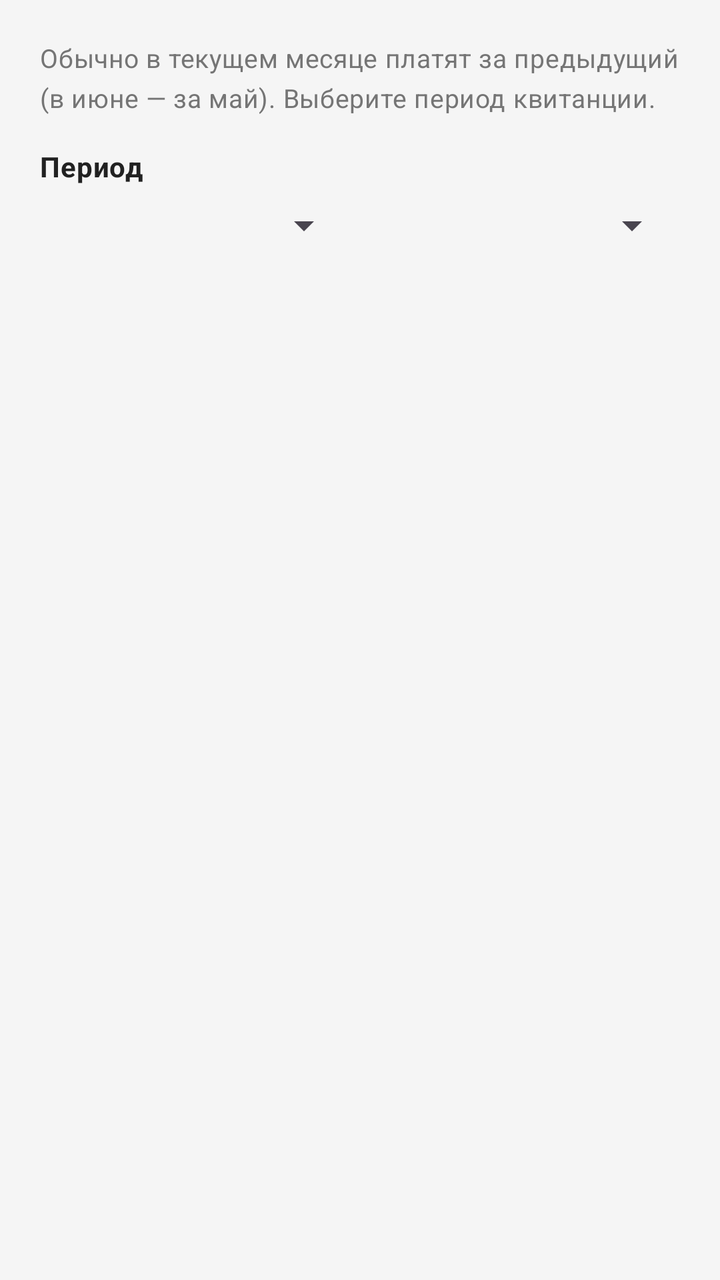
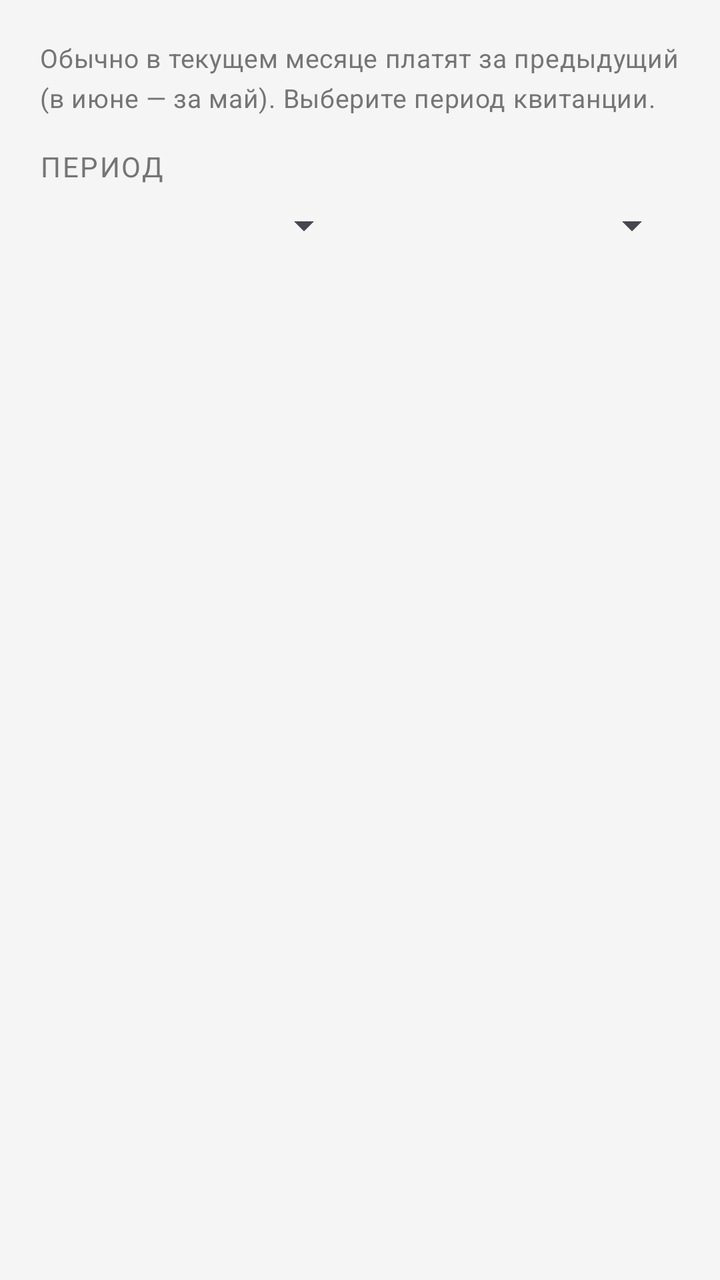

The first picture is an Android layout as it rendered before a commit; the second is the same layout after the commit. The layout source and the unified diff follow.
<!-- AndroidManifest.xml: application theme Theme.MyBudget -->
<!-- res/layout/dialog_utility_pick_month.xml -->
<?xml version="1.0" encoding="utf-8"?>
<LinearLayout xmlns:android="http://schemas.android.com/apk/res/android"
    android:orientation="vertical"
    android:padding="@dimen/space_20"
    android:layout_width="match_parent"
    android:layout_height="wrap_content">
    <TextView
        android:textSize="13sp"
        android:layout_width="match_parent"
        android:layout_height="wrap_content"
        android:text="@string/utility_pick_month_hint"
        style="@style/Text.MyBudget.Subtitle"/>
    <TextView
        android:textSize="14sp"
        android:layout_width="match_parent"
        android:layout_height="wrap_content"
        android:layout_marginTop="@dimen/space_16"
        android:text="@string/utility_pick_month_label"
        style="@style/Text.MyBudget.Section"/>
    <LinearLayout
        android:orientation="horizontal"
        android:layout_width="match_parent"
        android:layout_height="wrap_content"
        android:layout_marginTop="@dimen/space_8">
        <Spinner
            android:id="@+id/monthSpinner"
            android:padding="@dimen/space_4"
            android:layout_width="0dp"
            android:layout_height="wrap_content"
            android:layout_weight="1"
            android:layout_marginEnd="@dimen/space_8"/>
        <Spinner
            android:id="@+id/yearSpinner"
            android:padding="@dimen/space_4"
            android:layout_width="0dp"
            android:layout_height="wrap_content"
            android:layout_weight="1"/>
    </LinearLayout>
</LinearLayout>
<!-- resources referenced by this layout -->
<resources>
  <dimen name="space_16">16dp</dimen>
  <dimen name="space_20">20dp</dimen>
  <dimen name="space_4">4dp</dimen>
  <dimen name="space_8">8dp</dimen>
  <string name="utility_pick_month_hint">Обычно в текущем месяце платят за предыдущий (в июне — за май). Выберите период квитанции.</string>
  <string name="utility_pick_month_label">Период</string>
  <style name="Text.MyBudget.Section" parent="@style/Text.MyBudget">
      <item name="android:textSize">16sp</item>
      <item name="android:textStyle">bold</item>
      <item name="android:textColor">@color/text_primary</item>
    </style>
  <style name="Text.MyBudget.Subtitle" parent="@style/Text.MyBudget">
      <item name="android:textSize">12sp</item>
      <item name="android:textColor">@color/text_secondary</item>
    </style>
  <style name="Theme.MyBudget" parent="@style/Base.Theme.MyBudget" />
  <style name="Text.MyBudget" parent="@style/TextAppearance.Material3.BodyMedium" />
  <color name="text_primary">#212121</color>
  <color name="text_secondary">#757575</color>
  <style name="Base.Theme.MyBudget" parent="@style/Theme.Material3.DayNight.NoActionBar">
      <item name="android:colorBackground">@color/background_light</item>
      <item name="colorOnPrimary">@color/md_theme_onPrimary</item>
      <item name="colorOnSurface">@color/md_theme_onSurface</item>
      <item name="colorOutline">@color/md_theme_outline</item>
      <item name="colorPrimary">@color/md_theme_primary</item>
      <item name="colorSurface">@color/md_theme_surface</item>
      <item name="colorSurfaceVariant">@color/md_theme_surfaceVariant</item>
    </style>
  <color name="background_light">#f5f5f5</color>
  <color name="md_theme_onPrimary">#ffffff</color>
  <color name="md_theme_onSurface">#1d1b20</color>
  <color name="md_theme_outline">#79747e</color>
  <color name="md_theme_primary">#6750a4</color>
  <color name="md_theme_surface">#ffffff</color>
  <color name="md_theme_surfaceVariant">#e7e0ec</color>
</resources>

<!-- the commit's change to res/layout/dialog_utility_pick_month.xml (unified diff, before → after) -->
@@ -16,7 +16,7 @@
         android:layout_height="wrap_content"
         android:layout_marginTop="@dimen/space_16"
         android:text="@string/utility_pick_month_label"
-        style="@style/Text.MyBudget.Section"/>
+        style="@style/Text.MyBudget.SectionLabel"/>
     <LinearLayout
         android:orientation="horizontal"
         android:layout_width="match_parent"
<!-- resource entries referenced after the edit -->
@@ -6,10 +6,11 @@
   <dimen name="space_8">8dp</dimen>
   <string name="utility_pick_month_hint">Обычно в текущем месяце платят за предыдущий (в июне — за май). Выберите период квитанции.</string>
   <string name="utility_pick_month_label">Период</string>
-  <style name="Text.MyBudget.Section" parent="@style/Text.MyBudget">
-      <item name="android:textSize">16sp</item>
-      <item name="android:textStyle">bold</item>
-      <item name="android:textColor">@color/text_primary</item>
+  <style name="Text.MyBudget.SectionLabel" parent="@style/Text.MyBudget">
+      <item name="android:textSize">12sp</item>
+      <item name="android:textColor">@color/text_secondary</item>
+      <item name="android:textAllCaps">true</item>
+      <item name="android:letterSpacing">0.06</item>
     </style>
   <style name="Text.MyBudget.Subtitle" parent="@style/Text.MyBudget">
       <item name="android:textSize">12sp</item>
@@ -17,7 +18,6 @@
     </style>
   <style name="Theme.MyBudget" parent="@style/Base.Theme.MyBudget" />
   <style name="Text.MyBudget" parent="@style/TextAppearance.Material3.BodyMedium" />
-  <color name="text_primary">#212121</color>
   <color name="text_secondary">#757575</color>
   <style name="Base.Theme.MyBudget" parent="@style/Theme.Material3.DayNight.NoActionBar">
       <item name="android:colorBackground">@color/background_light</item>
